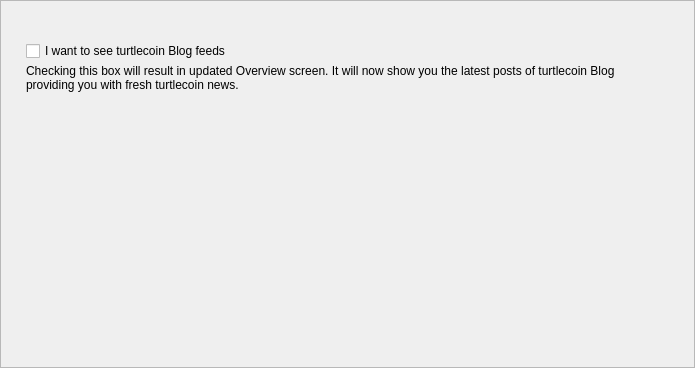
First picture: the form in src/Gui/Options/PrivacyFrame.ui, repository lapolinarweb/ooze-wallet, before the edit.
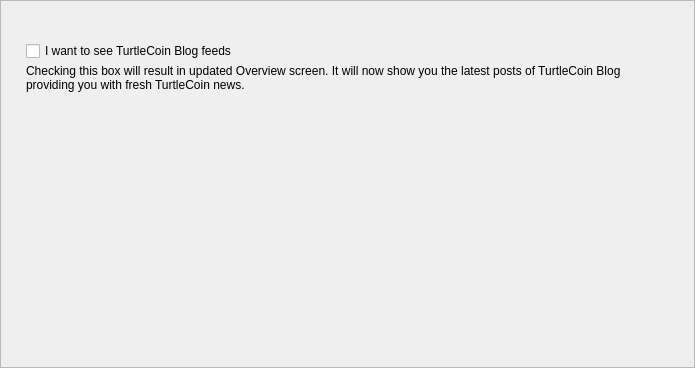
Second picture: the form after the edit. Custom widgets are drawn as their Qt base class.

```diff
--- a/src/Gui/Options/PrivacyFrame.ui
+++ b/src/Gui/Options/PrivacyFrame.ui
@@ -71,14 +71,14 @@
       <item>
        <widget class="QCheckBox" name="m_newsCheck">
         <property name="text">
-         <string>I want to see turtlecoin Blog feeds</string>
+         <string>I want to see TurtleCoin Blog feeds</string>
         </property>
        </widget>
       </item>
       <item alignment="Qt::AlignTop">
        <widget class="WalletGui::WalletSmallGrayTextLabel" name="m_embeddedHelperLabel">
         <property name="text">
-         <string>Checking this box will result in updated Overview screen. It will now show you the latest posts of turtlecoin Blog providing you with fresh turtlecoin news.</string>
+         <string>Checking this box will result in updated Overview screen. It will now show you the latest posts of TurtleCoin Blog providing you with fresh TurtleCoin news.</string>
         </property>
         <property name="alignment">
          <set>Qt::AlignLeading|Qt::AlignLeft|Qt::AlignTop</set>
```
